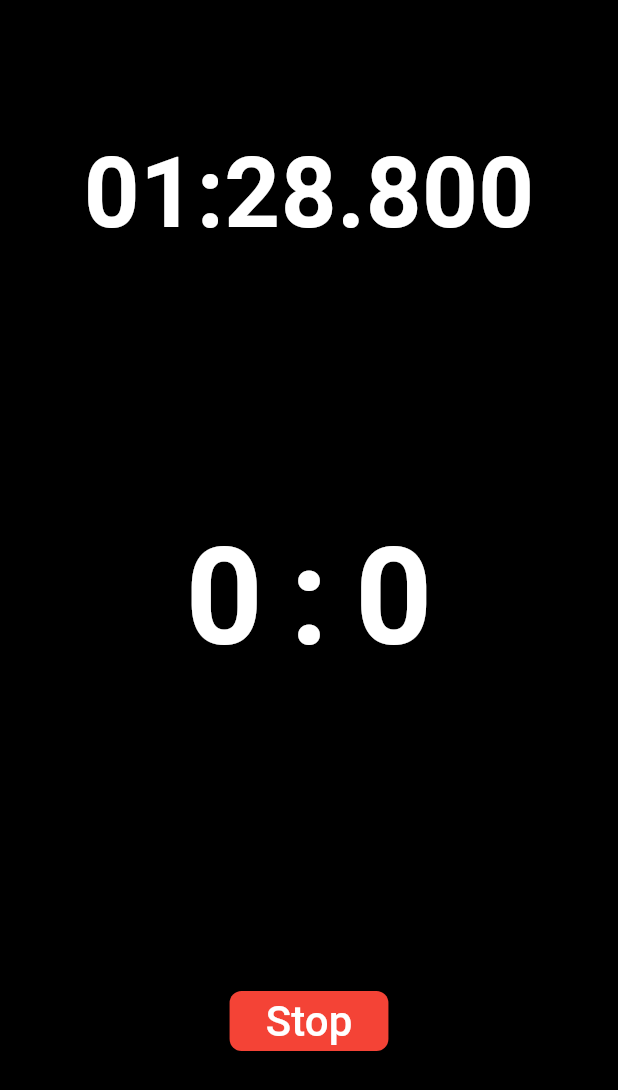
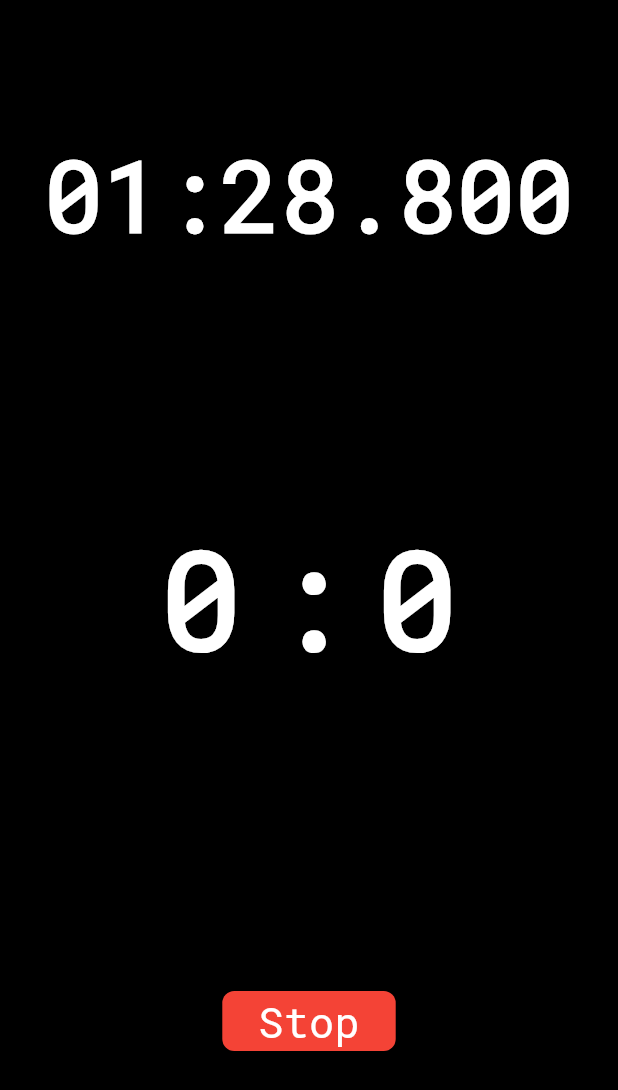
Before and after one commit to kstepanovdev/gdf_hema_timer, a Flutter app: the screen it shows after launch, after a tap on "START", on a phone screen of 412 x 824 dp. Shown: the top 1090 px of the screen. Run offline on Flutter 3.47's test engine with Material 3 defaults, Android fonts, the phone set to English and light mode, and no system bars; our stand-ins replace shared_preferences, vibration; Roboto replaces fonts that are missing (RobotoMono).

Commit message:
change font && make adjustments for ios

```diff
--- a/lib/main.dart
+++ b/lib/main.dart
@@ -14,9 +14,7 @@ class ScoreApp extends StatelessWidget {
       title: 'Scoreboard',
       theme: ThemeData(
         primarySwatch: Colors.deepPurple,
-        textTheme: const TextTheme(
-          bodyMedium: TextStyle(fontFamily: 'RobotoMono'),
-        ),
+        textTheme: const TextTheme(bodyMedium: TextStyle(fontFamily: 'Roboto')),
       ),
       home: ScorePage(), // no const here
     );
--- a/lib/pages/score_page.dart
+++ b/lib/pages/score_page.dart
@@ -176,13 +176,10 @@ class _ScorePageState extends State<ScorePage> {
         child: LayoutBuilder(
           builder: (context, constraints) {
             return SingleChildScrollView(
-              physics: const BouncingScrollPhysics(),
               child: Padding(
-                // Move elements down slightly (top padding = 20)
-                padding: const EdgeInsets.fromLTRB(10, 20, 10, 10),
+                padding: const EdgeInsets.fromLTRB(10, 10, 10, 10),
                 child: Column(
-                  mainAxisSize:
-                      MainAxisSize.min, // prevents bottom overflow gap
+                  mainAxisSize: MainAxisSize.min,
                   crossAxisAlignment: CrossAxisAlignment.center,
                   children: [
                     Padding(
--- a/lib/widgets/fight_in_progress.dart
+++ b/lib/widgets/fight_in_progress.dart
@@ -15,7 +15,7 @@ class ActiveTimerBoard extends StatelessWidget {
   @override
   Widget build(BuildContext context) {
     final style = TextStyle(
-      fontFamily: 'RobotoMono',
+      fontFamily: 'Roboto',
       fontWeight: FontWeight.bold,
       fontSize: 90,
       height: 0.8,
--- a/lib/widgets/score_board.dart
+++ b/lib/widgets/score_board.dart
@@ -39,30 +39,31 @@ class ScoreBoard extends StatelessWidget {
         Row(
           mainAxisAlignment: MainAxisAlignment.center,
           children: [
-            Text(leftName, style: TextStyle(fontSize: 18, color: color)),
-            IconButton(
-              icon: Icon(Icons.swap_horiz, size: 28, color: color),
-              padding: EdgeInsets.zero,
-              constraints: const BoxConstraints(), // removes min 48x48
-              visualDensity: VisualDensity.compact, // tighter hitbox
-              onPressed: swapFighters,
+            Expanded(
+              child: FittedBox(
+                fit: BoxFit.scaleDown,
+                alignment: Alignment.centerRight,
+                child: TouchNumber(
+                  value: leftScore,
+                  onChanged: onLeftChanged,
+                  textStyle: textStyle,
+                ),
+              ),
             ),
-            Text(rightName, style: TextStyle(fontSize: 18, color: color)),
-          ],
-        ),
-        Row(
-          mainAxisAlignment: MainAxisAlignment.spaceEvenly,
-          children: [
-            TouchNumber(
-              value: leftScore,
-              onChanged: onLeftChanged,
-              textStyle: textStyle,
+            Padding(
+              padding: const EdgeInsets.symmetric(horizontal: 15),
+              child: Text(":", style: textStyle),
             ),
-            Text(" : ", style: textStyle),
-            TouchNumber(
-              value: rightScore,
-              onChanged: onRightChanged,
-              textStyle: textStyle,
+            Expanded(
+              child: FittedBox(
+                fit: BoxFit.scaleDown,
+                alignment: Alignment.centerLeft,
+                child: TouchNumber(
+                  value: rightScore,
+                  onChanged: onRightChanged,
+                  textStyle: textStyle,
+                ),
+              ),
             ),
           ],
         ),
--- a/lib/widgets/timer_display.dart
+++ b/lib/widgets/timer_display.dart
@@ -17,7 +17,7 @@ class TimerDisplay extends StatelessWidget {
   @override
   Widget build(BuildContext context) {
     final style = TextStyle(
-      fontFamily: 'RobotoMono',
+      fontFamily: 'Roboto',
       fontWeight: FontWeight.bold,
       fontSize: fontSize,
       height: 0.8,
--- a/pubspec.yaml
+++ b/pubspec.yaml
@@ -59,6 +59,10 @@ flutter:
   # included with your application, so that you can use the icons in
   # the material Icons class.
   uses-material-design: true
+  fonts:
+    - family: Roboto
+      fonts:
+        - asset: assets/fonts/RobotoMono-Regular.ttf
 
   # To add assets to your application, add an assets section, like this:
   # assets:
```
Also changed, not shown: assets/fonts/RobotoMono-Regular.ttf (added).
